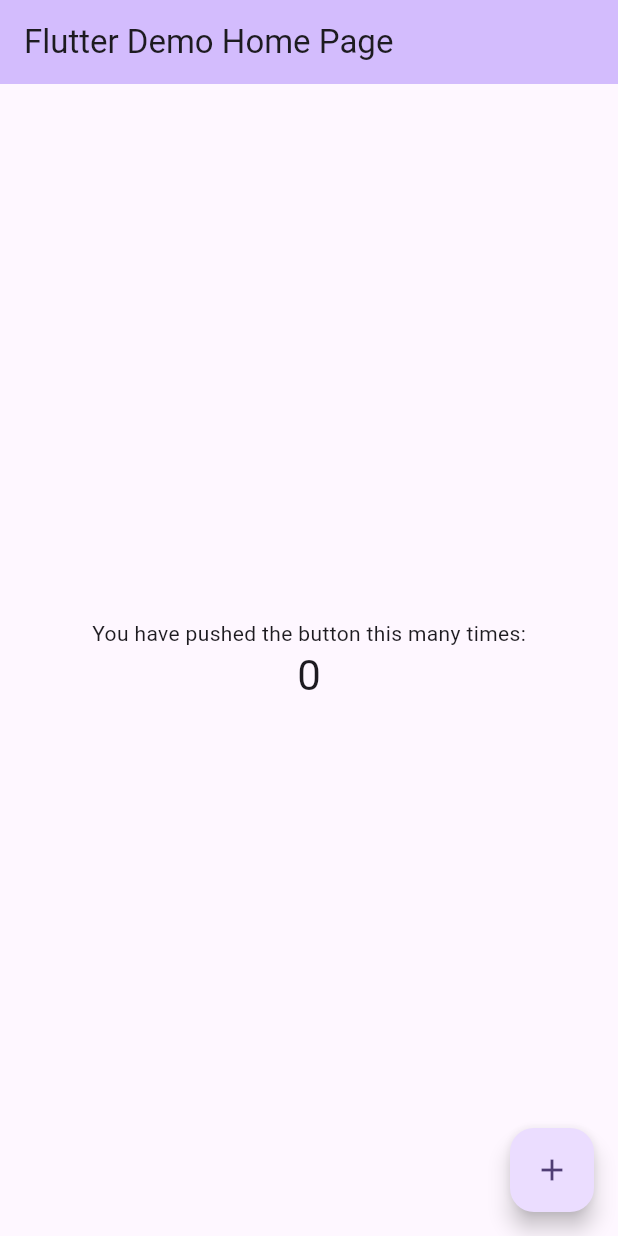
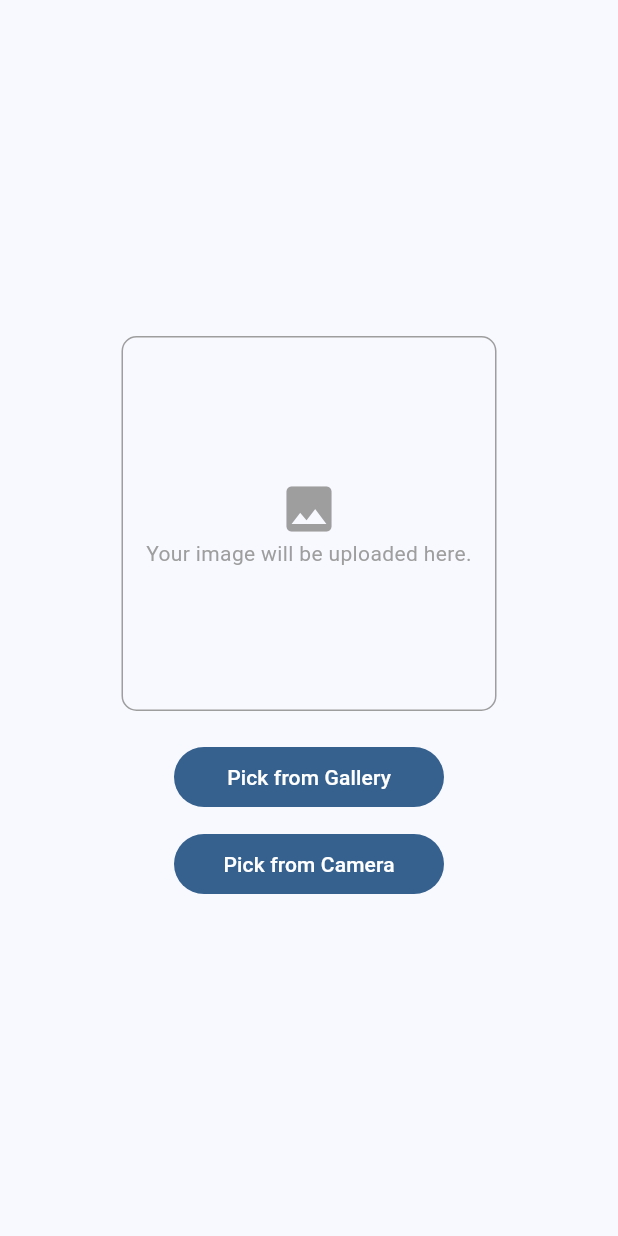
Before and after one commit to Thanasis-Traitsis/flutter_upload_crop_image, a Flutter app: the screen it shows after launch, on a phone screen of 412 x 824 dp. Run offline on Flutter 3.47's test engine with Material 2 defaults, Android fonts, the phone set to English and light mode, and no system bars; our stand-ins replace image_cropper, image_picker.

Commit message:
complete code

```diff
--- /dev/null
+++ b/lib/home_screen.dart
@@ -0,0 +1,97 @@
+import 'dart:io';
+
+import 'package:flutter/material.dart';
+import 'package:image_cropper/image_cropper.dart';
+import 'package:image_picker/image_picker.dart';
+import 'package:image_upload_crop/image_container.dart';
+
+class HomeScreen extends StatefulWidget {
+  const HomeScreen({super.key});
+
+  @override
+  State<HomeScreen> createState() => _HomeScreenState();
+}
+
+File? file;
+
+class _HomeScreenState extends State<HomeScreen> {
+
+  Future uploadImage(ImageSource source) async {
+    final image = await ImagePicker().pickImage(
+      source: source,
+    );
+    if (image == null) return;
+
+    File imageFile = File(image.path);
+
+    var croppedFile = await cropImage(imageFile);
+
+    setState(() {
+      file = croppedFile;
+    });
+  }
+
+  Future<File?> cropImage(File pickedFile) async {
+    final croppedFile = await ImageCropper().cropImage(
+      sourcePath: pickedFile.path,
+      compressFormat: ImageCompressFormat.jpg,
+      compressQuality: 100,
+      uiSettings: [
+        AndroidUiSettings(
+          toolbarTitle: 'Cropper',
+          initAspectRatio: CropAspectRatioPreset.original,
+          lockAspectRatio: false,
+        ),
+        IOSUiSettings(
+          title: 'Cropper',
+        ),
+      ],
+    );
+
+    if (croppedFile != null) {
+      return File(croppedFile.path);
+    } else {
+      return File(pickedFile.path);
+    }
+  }
+
+  @override
+  Widget build(BuildContext context) {
+    return Scaffold(
+      body: Center(
+        child: Column(
+          mainAxisAlignment: MainAxisAlignment.center,
+          children: [
+            ImageContainer(
+              file: file,
+            ),
+            const SizedBox(
+              height: 20,
+            ),
+            SizedBox(
+              width: 180,
+              child: FilledButton(
+                onPressed: () {
+                  uploadImage(ImageSource.gallery);
+                },
+                child: const Text('Pick from Gallery'),
+              ),
+            ),
+            const SizedBox(
+              height: 10,
+            ),
+            SizedBox(
+              width: 180,
+              child: FilledButton(
+                onPressed: () {
+                  uploadImage(ImageSource.camera);
+                },
+                child: const Text('Pick from Camera'),
+              ),
+            ),
+          ],
+        ),
+      ),
+    );
+  }
+}
--- /dev/null
+++ b/lib/image_container.dart
@@ -0,0 +1,45 @@
+import 'dart:io';
+
+import 'package:flutter/material.dart';
+
+Widget ImageContainer({
+  required File? file,
+}) {
+  return Container(
+    padding: const EdgeInsets.all(5),
+    decoration: BoxDecoration(
+      border: Border.all(
+        color: Colors.grey,
+      ),
+      borderRadius: BorderRadius.circular(10),
+    ),
+    height: 250,
+    width: 250,
+    child: file != null
+        ? ClipRRect(
+            borderRadius: BorderRadius.circular(5),
+            child: Image.file(
+              File(file.path),
+              height: 200,
+              fit: BoxFit.cover,
+            ),
+          )
+        : const Column(
+            mainAxisAlignment: MainAxisAlignment.center,
+            children: [
+              Icon(
+                Icons.image,
+                size: 40,
+                color: Colors.grey,
+              ),
+              Text(
+                'Your image will be uploaded here.',
+                style: TextStyle(
+                  color: Colors.grey,
+                ),
+                textAlign: TextAlign.center,
+              )
+            ],
+          ),
+  );
+}
--- a/lib/main.dart
+++ b/lib/main.dart
@@ -1,125 +1,32 @@
 import 'package:flutter/material.dart';
+import 'package:image_upload_crop/home_screen.dart';
 
 void main() {
-  runApp(const MyApp());
-}
-
-class MyApp extends StatelessWidget {
-  const MyApp({super.key});
-
-  // This widget is the root of your application.
-  @override
-  Widget build(BuildContext context) {
-    return MaterialApp(
+  runApp(
+    MaterialApp(
       title: 'Flutter Demo',
       theme: ThemeData(
-        // This is the theme of your application.
-        //
-        // TRY THIS: Try running your application with "flutter run". You'll see
-        // the application has a blue toolbar. Then, without quitting the app,
-        // try changing the seedColor in the colorScheme below to Colors.green
-        // and then invoke "hot reload" (save your changes or press the "hot
-        // reload" button in a Flutter-supported IDE, or press "r" if you used
-        // the command line to start the app).
-        //
-        // Notice that the counter didn't reset back to zero; the application
-        // state is not lost during the reload. To reset the state, use hot
-        // restart instead.
-        //
-        // This works for code too, not just values: Most code changes can be
-        // tested with just a hot reload.
-        colorScheme: ColorScheme.fromSeed(seedColor: Colors.deepPurple),
+        // primarySwatch: Colors.green,
         useMaterial3: true,
+        colorSchemeSeed: Colors.blue,
+        // elevatedButtonTheme: ElevatedButtonThemeData(
+        //   style: ButtonStyle(
+        //     backgroundColor:
+        //         MaterialStateProperty.all<Color>(Colors.deepOrangeAccent),
+        //     foregroundColor: MaterialStateProperty.all<Color>(Colors.white),
+        //     padding: MaterialStateProperty.all<EdgeInsets>(
+        //       const EdgeInsets.symmetric(vertical: 12, horizontal: 24),
+        //     ),
+        //     shape: MaterialStateProperty.all<RoundedRectangleBorder>(
+        //       RoundedRectangleBorder(
+        //         borderRadius: BorderRadius.circular(5),
+        //       ),
+        //     ),
+        //   ),
+        // ),
       ),
-      home: const MyHomePage(title: 'Flutter Demo Home Page'),
-    );
-  }
+      home: const HomeScreen(),
+      debugShowCheckedModeBanner: false,
+    ),
+  );
 }
-
-class MyHomePage extends StatefulWidget {
-  const MyHomePage({super.key, required this.title});
-
-  // This widget is the home page of your application. It is stateful, meaning
-  // that it has a State object (defined below) that contains fields that affect
-  // how it looks.
-
-  // This class is the configuration for the state. It holds the values (in this
-  // case the title) provided by the parent (in this case the App widget) and
-  // used by the build method of the State. Fields in a Widget subclass are
-  // always marked "final".
-
-  final String title;
-
-  @override
-  State<MyHomePage> createState() => _MyHomePageState();
-}
-
-class _MyHomePageState extends State<MyHomePage> {
-  int _counter = 0;
-
-  void _incrementCounter() {
-    setState(() {
-      // This call to setState tells the Flutter framework that something has
-      // changed in this State, which causes it to rerun the build method below
-      // so that the display can reflect the updated values. If we changed
-      // _counter without calling setState(), then the build method would not be
-      // called again, and so nothing would appear to happen.
-      _counter++;
-    });
-  }
-
-  @override
-  Widget build(BuildContext context) {
-    // This method is rerun every time setState is called, for instance as done
-    // by the _incrementCounter method above.
-    //
-    // The Flutter framework has been optimized to make rerunning build methods
-    // fast, so that you can just rebuild anything that needs updating rather
-    // than having to individually change instances of widgets.
-    return Scaffold(
-      appBar: AppBar(
-        // TRY THIS: Try changing the color here to a specific color (to
-        // Colors.amber, perhaps?) and trigger a hot reload to see the AppBar
-        // change color while the other colors stay the same.
-        backgroundColor: Theme.of(context).colorScheme.inversePrimary,
-        // Here we take the value from the MyHomePage object that was created by
-        // the App.build method, and use it to set our appbar title.
-        title: Text(widget.title),
-      ),
-      body: Center(
-        // Center is a layout widget. It takes a single child and positions it
-        // in the middle of the parent.
-        child: Column(
-          // Column is also a layout widget. It takes a list of children and
-          // arranges them vertically. By default, it sizes itself to fit its
-          // children horizontally, and tries to be as tall as its parent.
-          //
-          // Column has various properties to control how it sizes itself and
-          // how it positions its children. Here we use mainAxisAlignment to
-          // center the children vertically; the main axis here is the vertical
-          // axis because Columns are vertical (the cross axis would be
-          // horizontal).
-          //
-          // TRY THIS: Invoke "debug painting" (choose the "Toggle Debug Paint"
-          // action in the IDE, or press "p" in the console), to see the
-          // wireframe for each widget.
-          mainAxisAlignment: MainAxisAlignment.center,
-          children: <Widget>[
-            const Text(
-              'You have pushed the button this many times:',
-            ),
-            Text(
-              '$_counter',
-              style: Theme.of(context).textTheme.headlineMedium,
-            ),
-          ],
-        ),
-      ),
-      floatingActionButton: FloatingActionButton(
-        onPressed: _incrementCounter,
-        tooltip: 'Increment',
-        child: const Icon(Icons.add),
-      ), // This trailing comma makes auto-formatting nicer for build methods.
-    );
-  }
-}
```
Also changed, not shown: pubspec.yaml (+4 -17 lines), pubspec.lock, 25 other files.
